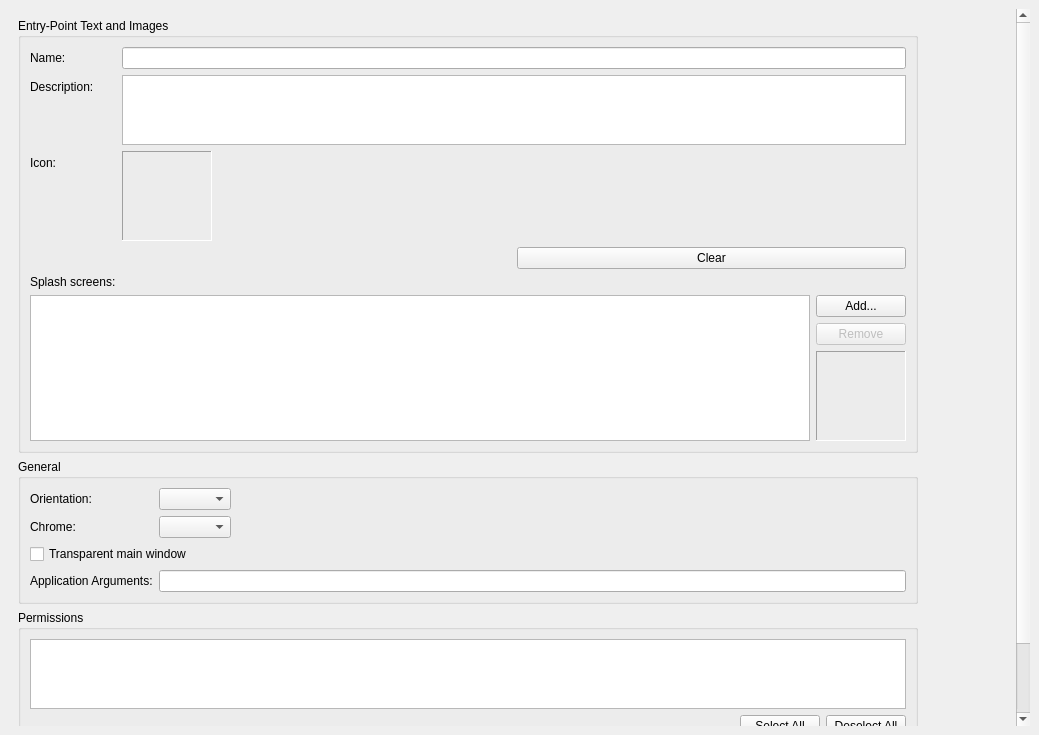
Qt form src/plugins/qnx/bardescriptoreditorwidget.ui (qt-creator/qt-creator) before a commit.
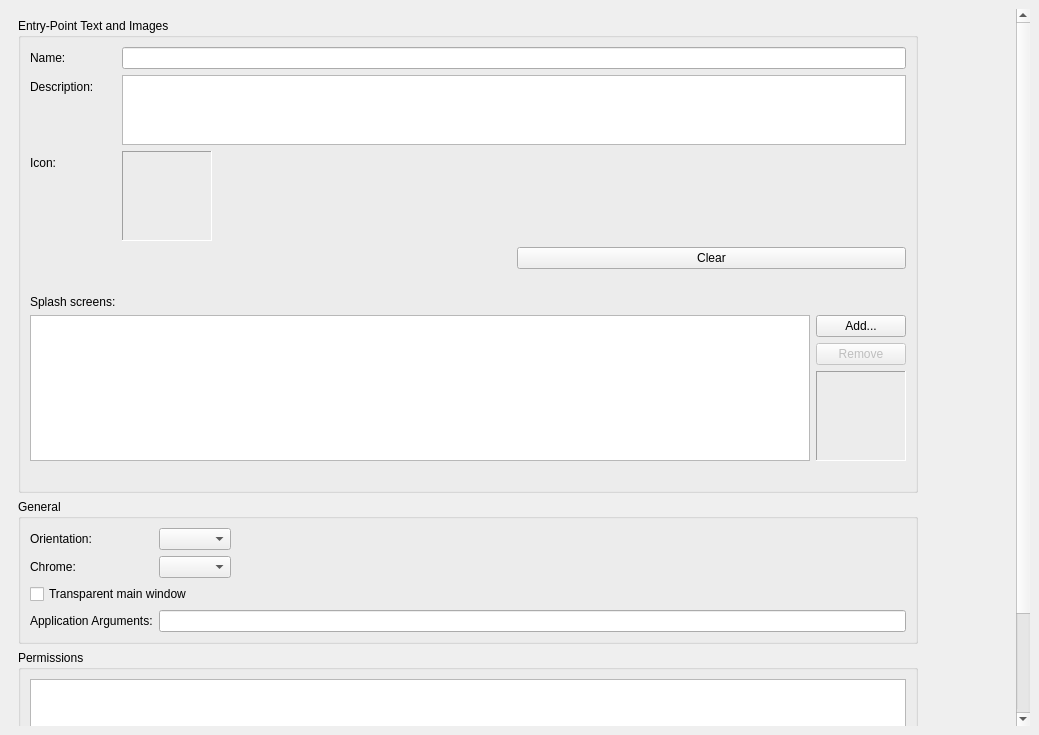
The same form after that commit. The open tabs and pages were chosen to show the change. Icons and pictures are not drawn. Custom widgets are drawn as their Qt base class.

Commit message: QNX: Added warning messages when icon/splashscreens are too big

```diff
--- a/src/plugins/qnx/bardescriptoreditorwidget.ui
+++ b/src/plugins/qnx/bardescriptoreditorwidget.ui
@@ -162,7 +162,7 @@
          <x>0</x>
          <y>0</y>
          <width>1014</width>
-         <height>810</height>
+         <height>854</height>
         </rect>
        </property>
        <layout class="QVBoxLayout" name="verticalLayout_7">
@@ -231,14 +231,14 @@
              </item>
             </layout>
            </item>
-           <item row="6" column="0">
+           <item row="7" column="0">
             <widget class="QLabel" name="label_8">
              <property name="text">
               <string>Splash screens:</string>
              </property>
             </widget>
            </item>
-           <item row="7" column="0" colspan="2">
+           <item row="9" column="0" colspan="2">
             <layout class="QHBoxLayout" name="horizontalLayout_4">
              <item>
               <widget class="QListView" name="splashScreensView"/>
@@ -325,6 +325,40 @@
              </property>
             </widget>
            </item>
+           <item row="6" column="1">
+            <widget class="QLabel" name="iconWarningLabel">
+             <property name="text">
+              <string/>
+             </property>
+            </widget>
+           </item>
+           <item row="6" column="0">
+            <widget class="QLabel" name="iconWarningPixmap">
+             <property name="text">
+              <string/>
+             </property>
+             <property name="pixmap">
+              <pixmap resource="../projectexplorer/projectexplorer.qrc">:/projectexplorer/images/compile_warning.png</pixmap>
+             </property>
+            </widget>
+           </item>
+           <item row="10" column="0">
+            <widget class="QLabel" name="splashScreenWarningPixmap">
+             <property name="text">
+              <string/>
+             </property>
+             <property name="pixmap">
+              <pixmap resource="../projectexplorer/projectexplorer.qrc">:/projectexplorer/images/compile_warning.png</pixmap>
+             </property>
+            </widget>
+           </item>
+           <item row="10" column="1">
+            <widget class="QLabel" name="splashScreenWarningLabel">
+             <property name="text">
+              <string/>
+             </property>
+            </widget>
+           </item>
           </layout>
          </widget>
         </item>
```
Left out of the diff: 4 changed lines with no effect on the pictures. The commit also changes 2 other files.
